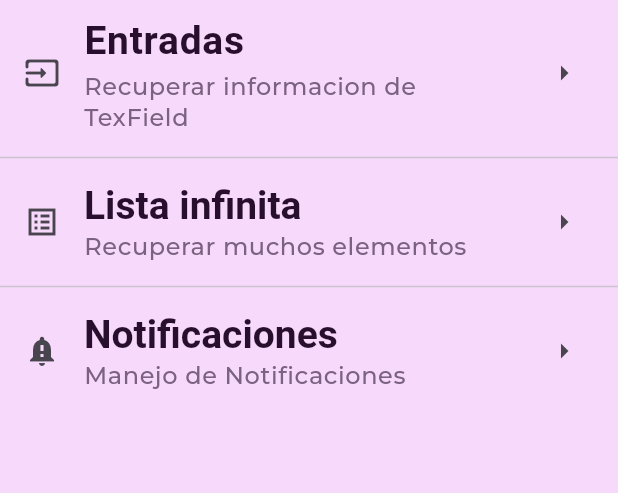
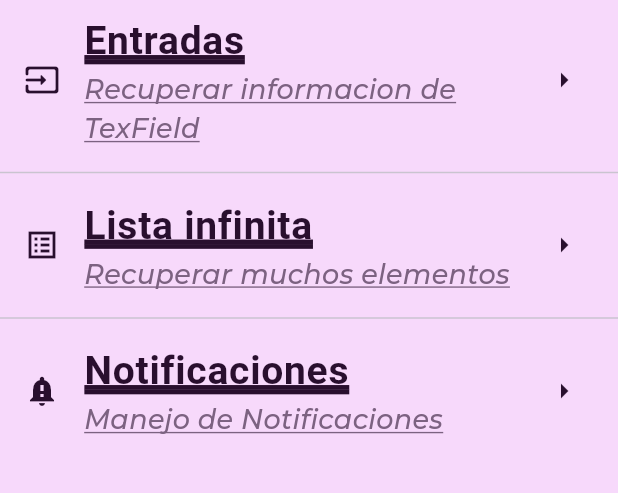
Before and after one commit to GusDamian04/componentes_flutter, a Flutter app: the screen it shows after launch, on a phone screen of 412 x 824 dp, the part 84-577 px from its top. Run offline on Flutter 3.47's test engine with Material 3 defaults, Android fonts, the phone set to English and light mode, and no system bars; our stand-ins replace google_fonts; Roboto replaces fonts that are missing (Acme).

Commit message:
Finishing first version of AppTheme

```diff
--- a/lib/screens/home_screen.dart
+++ b/lib/screens/home_screen.dart
@@ -15,23 +15,23 @@ class HomeScreen extends StatelessWidget {
             children: <Widget> [
               ListTile(
                 title: Text('Entradas', style: AppTheme.lightTheme.textTheme.headlineLarge),
-                subtitle: Text('Recuperar informacion de TexField', style: Theme.of(context).textTheme.bodySmall),
-                leading: const Icon(Icons.input_rounded),
-                trailing: const Icon(Icons.arrow_right_outlined),
+                subtitle: Text('Recuperar informacion de TexField', style: AppTheme.lightTheme.textTheme.bodySmall),
+                leading: const Icon(Icons.input_rounded, color: AppTheme.primaryColor),
+                trailing: const Icon(Icons.arrow_right_outlined, color: AppTheme.primaryColor),
               ),
               const Divider(),
               ListTile(
-                title: Text('Lista infinita', style: Theme.of(context).textTheme.headlineLarge),
-                subtitle: Text('Recuperar muchos elementos', style: Theme.of(context).textTheme.bodySmall),
-                leading:const  Icon(Icons.list_alt_sharp),
-                trailing: const Icon(Icons.arrow_right_outlined),
+                title: Text('Lista infinita', style: AppTheme.lightTheme.textTheme.headlineLarge),
+                subtitle: Text('Recuperar muchos elementos', style: AppTheme.lightTheme.textTheme.bodySmall),
+                leading:const  Icon(Icons.list_alt_sharp, color: AppTheme.primaryColor),
+                trailing: const Icon(Icons.arrow_right_outlined, color:  AppTheme.primaryColor),
               ),
               const Divider(),
               ListTile(
-                title: Text('Notificaciones', style: Theme.of(context).textTheme.headlineLarge),
-                subtitle: Text('Manejo de Notificaciones', style: Theme.of(context).textTheme.bodySmall),
-                leading: const Icon(Icons.notification_important),
-                trailing: const Icon(Icons.arrow_right_outlined),
+                title: Text('Notificaciones', style: AppTheme.lightTheme.textTheme.headlineLarge),
+                subtitle: Text('Manejo de Notificaciones', style: AppTheme.lightTheme.textTheme.bodySmall),
+                leading: const Icon(Icons.notification_important, color:  AppTheme.primaryColor,),
+                trailing: const Icon(Icons.arrow_right_outlined, color:  AppTheme.primaryColor,),
               )
             ],
           ),
--- a/lib/theme/app_theme.dart
+++ b/lib/theme/app_theme.dart
@@ -18,14 +18,19 @@ class AppTheme{
           headlineLarge: GoogleFonts.acme(
             fontSize: 26.0,
             fontWeight: FontWeight.bold,
-            color: primaryColor
+            color: primaryColor,
+            decoration: TextDecoration.underline,
+            decorationStyle: TextDecorationStyle.double,
+            decorationThickness: 2.5,
           ),
 
           // Fuente para textos muy pequelos
           bodySmall: GoogleFonts.montserrat(
-            fontSize: 16.0,
+            fontSize: 18.0,
             fontWeight: FontWeight.w500,
-            color: secondaryColor
+            color: secondaryColor,
+            fontStyle: FontStyle.italic,
+            decoration: TextDecoration.underline
           ),
         ),
   );
```
